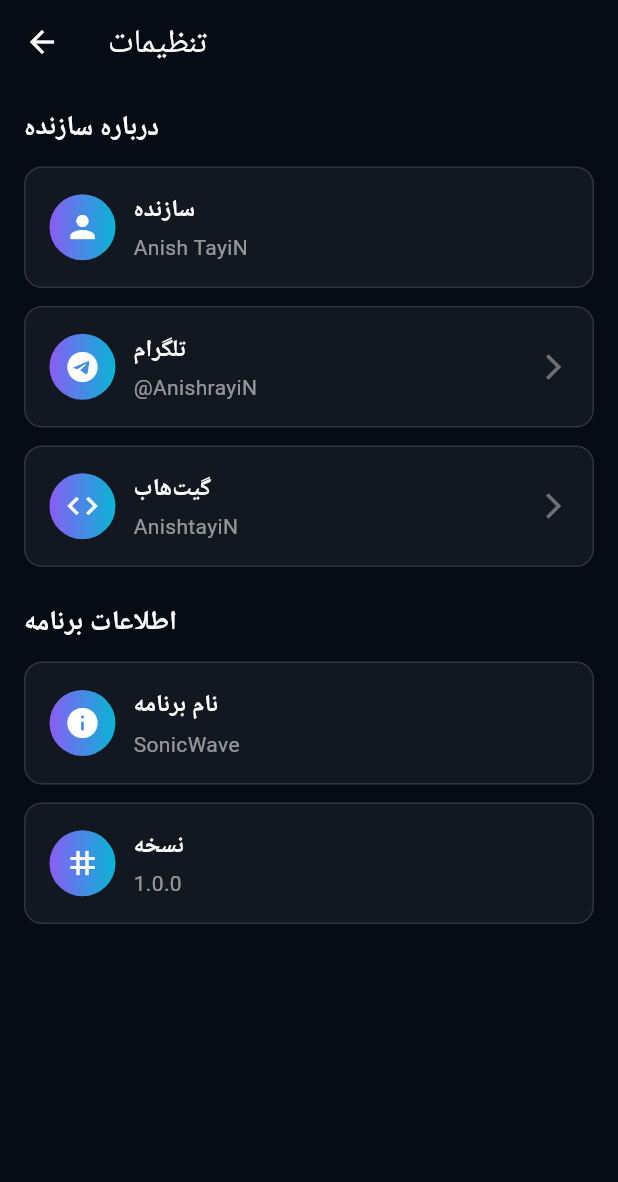
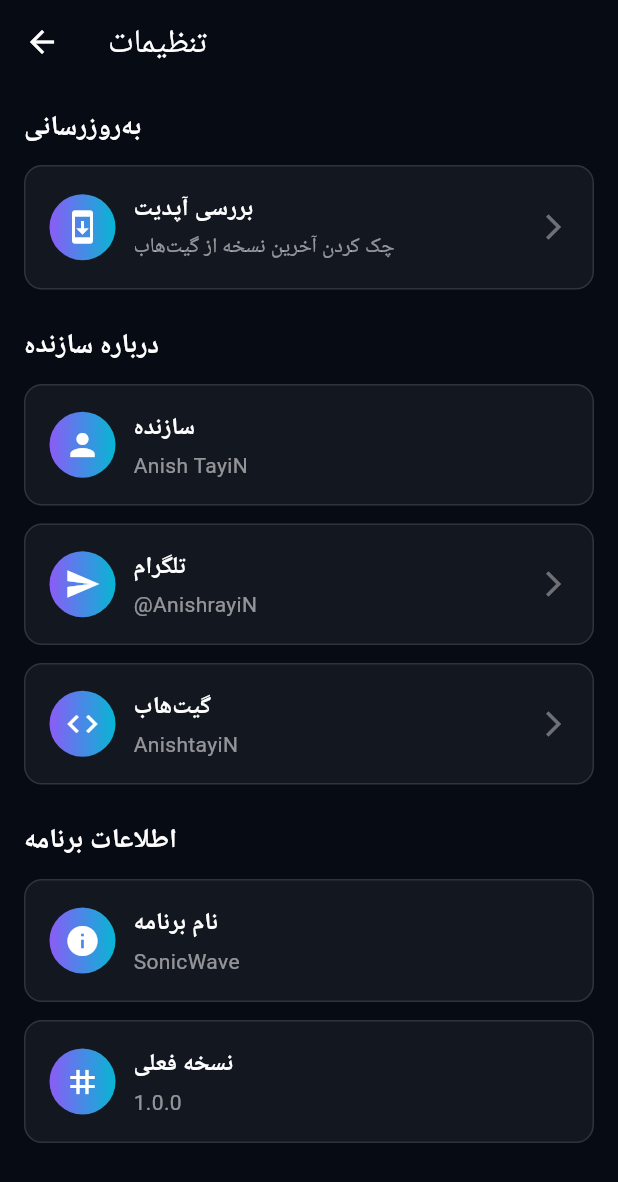
Before and after one commit to AnishtayiN/MusicPlayer, a Flutter app: the SettingsScreen screen opened directly, on a phone screen of 412 x 824 dp. Shown: the top 1182 px of the screen. Run offline on Flutter 3.47's test engine with Material 3 defaults, Android fonts, the light colour scheme and no system bars; our stand-ins replace audio_service, file_picker, hive_flutter, just_audio, on_audio_query, package_info_plus and 2 more; accounts and stored records are empty; generated files the repository leaves out were written again; network calls fail.

Commit message:
Update settings_screen.dart

```diff
--- a/lib/screens/settings_screen.dart
+++ b/lib/screens/settings_screen.dart
@@ -1,8 +1,33 @@
 import 'package:flutter/material.dart';
+import 'package:package_info_plus/package_info_plus.dart';
 import 'package:url_launcher/url_launcher.dart';
 
-class SettingsScreen extends StatelessWidget {
-  const SettingsScreen({super.key});
+class SettingsScreen extends StatefulWidget {
+  final VoidCallback? onCheckUpdate;
+
+  const SettingsScreen({super.key, this.onCheckUpdate});
+
+  @override
+  State<SettingsScreen> createState() => _SettingsScreenState();
+}
+
+class _SettingsScreenState extends State<SettingsScreen> {
+  String _version = '...';
+
+  @override
+  void initState() {
+    super.initState();
+    _loadVersion();
+  }
+
+  Future<void> _loadVersion() async {
+    try {
+      final info = await PackageInfo.fromPlatform();
+      if (mounted) {
+        setState(() => _version = info.version);
+      }
+    } catch (_) {}
+  }
 
   Future<void> _launchUrl(String url) async {
     final uri = Uri.parse(url);
@@ -28,6 +53,20 @@
         padding: const EdgeInsets.all(16),
         children: [
           _buildSection(
+            title: 'به‌روزرسانی',
+            children: [
+              _buildActionCard(
+                icon: Icons.system_update,
+                title: 'بررسی آپدیت',
+                subtitle: 'چک کردن آخرین نسخه از گیت‌هاب',
+                onTap: () {
+                  if (widget.onCheckUpdate != null) widget.onCheckUpdate!();
+                },
+              ),
+            ],
+          ),
+          const SizedBox(height: 24),
+          _buildSection(
             title: 'درباره سازنده',
             children: [
               _buildInfoCard(
@@ -37,7 +76,7 @@
               ),
               const SizedBox(height: 12),
               _buildActionCard(
-                icon: Icons.telegram,
+                icon: Icons.send,
                 title: 'تلگرام',
                 subtitle: '@AnishrayiN',
                 onTap: () => _launchUrl('https://t.me/AnishrayiN'),
@@ -63,8 +102,8 @@
               const SizedBox(height: 12),
               _buildInfoCard(
                 icon: Icons.tag,
-                title: 'نسخه',
-                subtitle: '1.0.0',
+                title: 'نسخه فعلی',
+                subtitle: _version,
               ),
             ],
           ),
```
